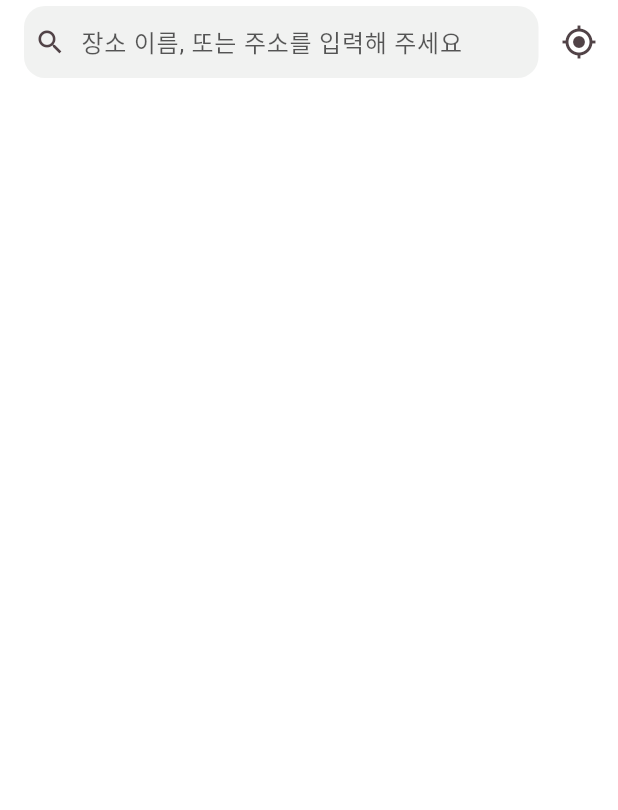
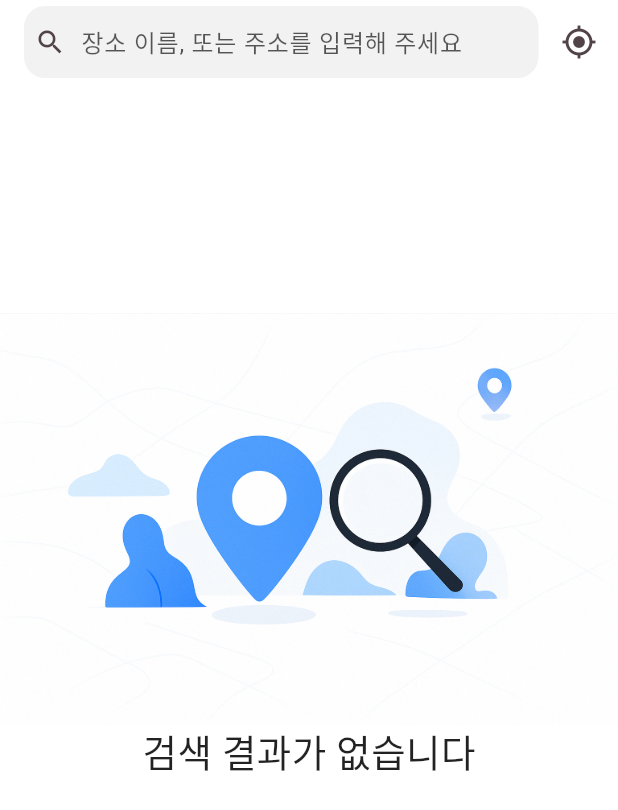
Before and after one commit to daehan-lim/flutter-place-finder, a Flutter app: the screen it shows after launch, on a phone screen of 412 x 824 dp. Shown: the top 810 px of the screen. Run offline on Flutter 3.47's test engine with Material 3 defaults, Android fonts, the phone set to English and light mode, and no system bars; our stand-ins replace dio, flutter_dotenv, flutter_riverpod; missing offline and left inert: flutter_inappwebview.

Commit message:
feat: Add no results layout

```diff
--- a/lib/ui/pages/home/home_page.dart
+++ b/lib/ui/pages/home/home_page.dart
@@ -56,6 +56,9 @@ class _HomePageState extends State<HomePage> {
                     ),
                   ),
               data: (state) {
+                if (state.places.isEmpty) {
+                  return _buildNoResultLayout();
+                }
                 return ListView.separated(
                   padding: const EdgeInsets.only(
                     left: 16,
@@ -133,4 +136,28 @@ class _HomePageState extends State<HomePage> {
       ),
     );
   }
+
+  Widget _buildNoResultLayout() {
+    return Center(
+      child: Column(
+        mainAxisAlignment: MainAxisAlignment.center,
+        children: [
+          SizedBox(
+            width: 500,
+            child: Image.asset('assets/images/no_results.png'),
+          ),
+          // SizedBox(height: 1),
+          Text(
+            '검색 결과가 없습니다',
+            style: TextStyle(
+              fontSize: 25,
+              color: Colors.black87,
+              fontWeight: FontWeight.w500,
+            ),
+          ),
+          SizedBox(height: 150),
+        ],
+      ),
+    );
+  }
 }
--- a/pubspec.yaml
+++ b/pubspec.yaml
@@ -28,5 +28,6 @@ dev_dependencies:
 flutter:
   assets:
     - .env
+    - assets/images/
 
   uses-material-design: true
```
Also changed, not shown: assets/images/no_results.png (added).
